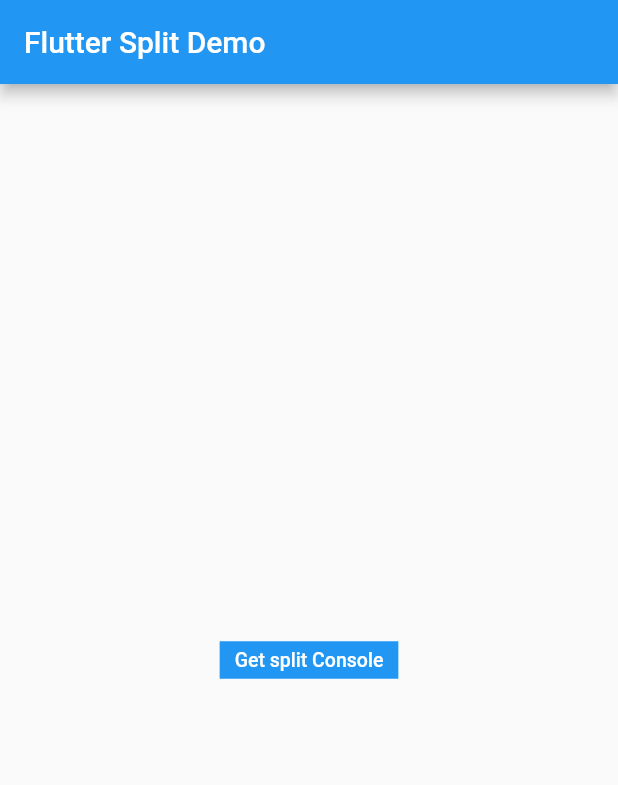
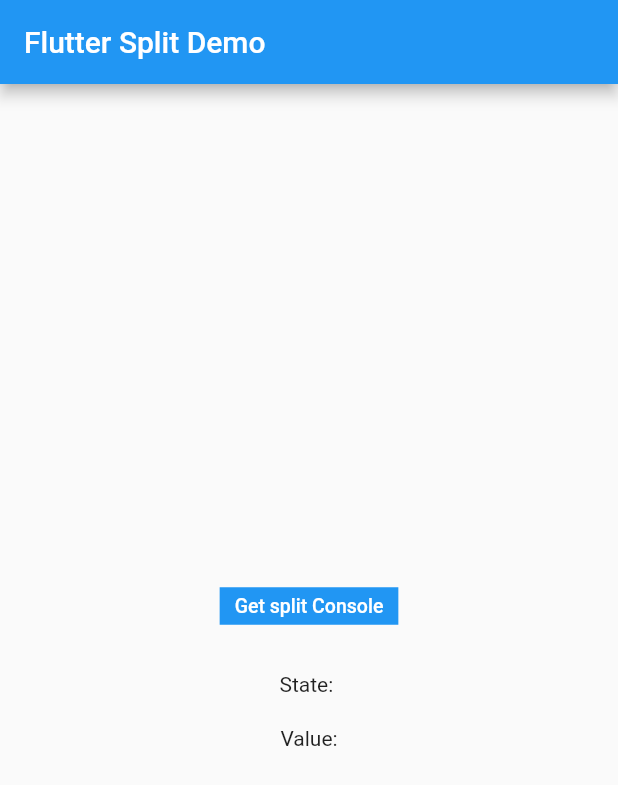
Before and after one commit to concamil-globant/flutter-split-integration, a Flutter app: the screen it shows after launch, after a tap on "Get split Console", on a phone screen of 412 x 824 dp. Shown: the top 785 px of the screen. Run offline on Flutter 3.47's test engine with Material 2 defaults, Android fonts, the phone set to English and light mode, and no system bars; missing offline and left inert: splitio.

Commit message:
add documentación para obtener las configuraciones dinamicas desde Split

```diff
--- a/flutter_split_app/lib/home_page.dart
+++ b/flutter_split_app/lib/home_page.dart
@@ -15,6 +15,8 @@
   // split var
   late Splitio _split;
   late SplitClient _client;
+  String? Paquetigos_FF_CategoriesValue = 'Value:';
+  String estado = '';
 
   @override
   void initState() {
@@ -30,7 +32,17 @@
   }
 
   Future<void> retrieveSplitValue() async {
-    final String treatment = await _client.getTreatment('flutter_split_test');
+    final String treatment = await _client.getTreatment('Paquetigos_FF_Categories');
+    /// la función getTreatmentWithConfig se usa para obtener los valores de las configuraciones dinámicas
+    /// en forma de JSON, se pueden configurar valores cuando está en off y on
+   /// en caso que no se asigne valores a la variable, entonces devuelve null
+    SplitResult result = await _client.getTreatmentWithConfig("Paquetigos_FF_Categories");
+
+    setState(() {
+      Paquetigos_FF_CategoriesValue = result.config;
+      estado = treatment;
+    });
+
     if (treatment == 'on') {
       /// Insert code here to show on treatment
     } else if (treatment == 'off') {
@@ -65,6 +77,15 @@
                 ),
               ),
             ),
+            const SizedBox(
+              height: 20,
+            ),
+            Text('State: ' + estado),
+            const SizedBox(
+              height: 20,
+            ),
+            Text(Paquetigos_FF_CategoriesValue ?? 'no data' ),
+
           ],
         ),
       ),
```
